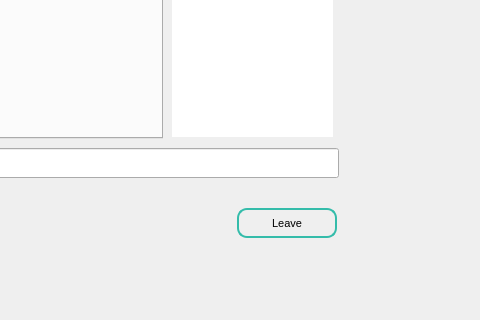
Before: the Qt Designer form src/qt/forms/chatwindowpage.ui in HTHcoin/helpthehomelesscoin, drawn with Qt 5; both pictures show x 398 to 878 and y 372 to 692 of the 878 by 692 pixel window.
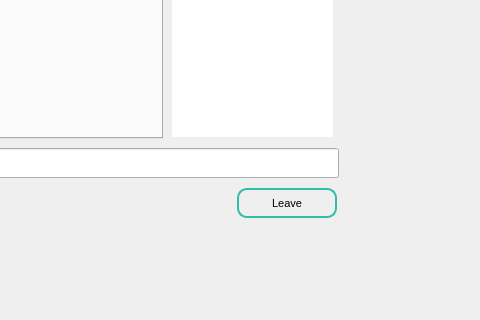
After: the same form once the commit is applied.

What changed in the file:
```diff
--- a/src/qt/forms/chatwindowpage.ui
+++ b/src/qt/forms/chatwindowpage.ui
@@ -111,7 +111,7 @@
      <property name="geometry">
       <rect>
        <x>625</x>
-       <y>520</y>
+       <y>500</y>
        <width>100</width>
        <height>30</height>
       </rect>
```
